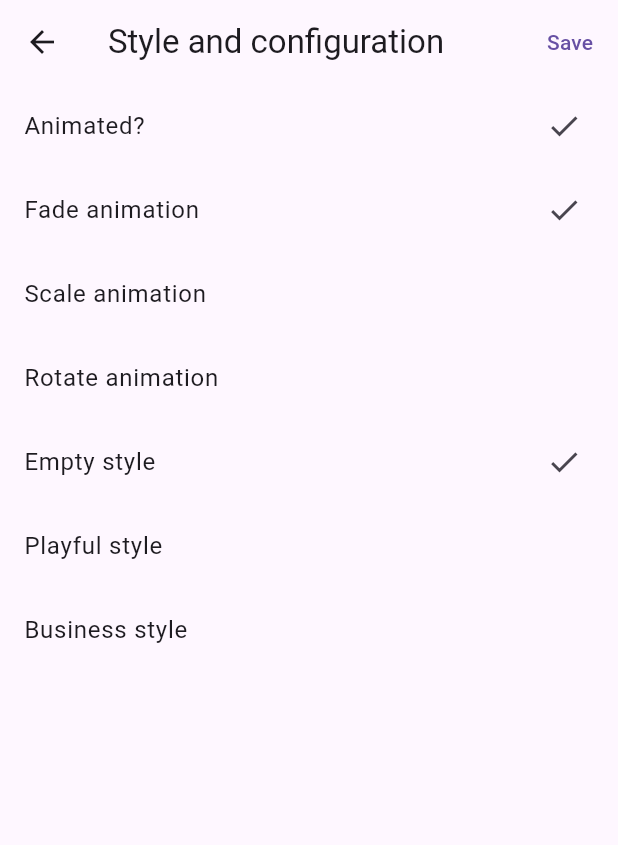
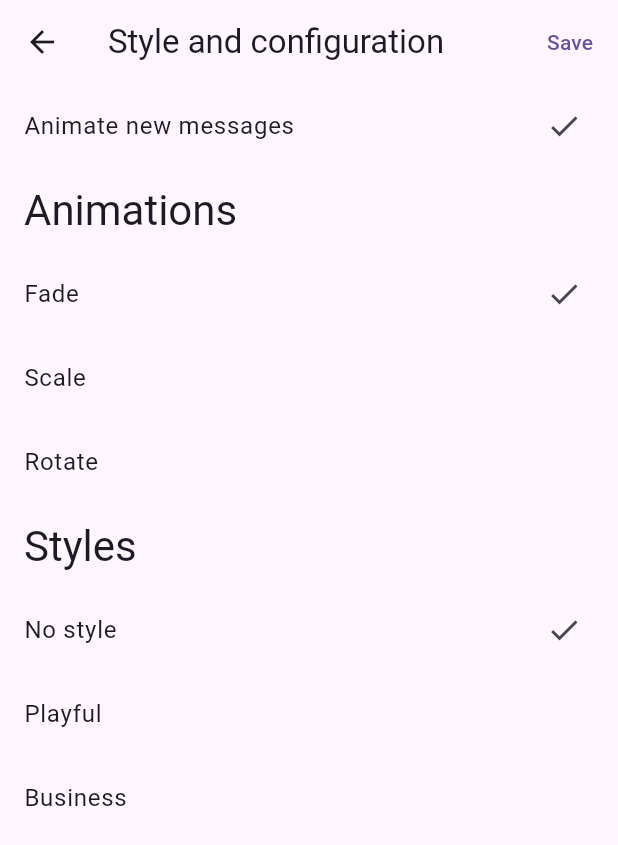
Before and after one commit to michielvaneerd/flutter_chatty, a Flutter app: the screen it shows after launch, after a tap on the "settings" icon, on a phone screen of 412 x 824 dp. Shown: the top 845 px of the screen. Run offline on Flutter 3.47's test engine with Material 3 defaults, Android fonts, the phone set to English and light mode, and no system bars; our stand-ins replace equatable.

Commit message:
Layout change styles screen

```diff
--- a/example/lib/main.dart
+++ b/example/lib/main.dart
@@ -4,15 +4,18 @@ import 'package:flutter/material.dart';
 import 'package:flutter_chatty/flutter_chatty.dart';
 import 'package:intl/intl.dart';
 
+/// Some predefined styles
 enum ChattyWidgetStyles { empty, playfully, business }
 
-enum ChattyWidetAnimations { fade, scale, rotate }
+/// Some predefined animations
+enum ChattyWidgetAnimations { fade, scale, rotate }
 
+/// Object that is returned from the MyStyleScreen
 class ConfigScreenObject {
   ChattyWidgetStyles styles;
   bool animated;
   bool withDateSeparator;
-  ChattyWidetAnimations animation;
+  ChattyWidgetAnimations animation;
   ConfigScreenObject({
     required this.animated,
     required this.styles,
@@ -32,145 +35,8 @@ class MyApp extends StatefulWidget {
   State<MyApp> createState() => _MyAppState();
 }
 
-class MyStyleScreen extends StatefulWidget {
-  const MyStyleScreen({
-    super.key,
-    required this.styles,
-    required this.animated,
-    required this.withDateSeparator,
-    required this.animation,
-  });
-  final ChattyWidgetStyles styles;
-  final bool animated;
-  final bool withDateSeparator;
-  final ChattyWidetAnimations animation;
-
-  @override
-  State<MyStyleScreen> createState() => _MyStyleScreenState();
-}
-
-class _MyStyleScreenState extends State<MyStyleScreen> {
-  late ChattyWidgetStyles styles;
-  late bool animated;
-  late bool withDateSeparator;
-  late ChattyWidetAnimations animation;
-
-  @override
-  void initState() {
-    styles = widget.styles;
-    animated = widget.animated;
-    withDateSeparator = widget.withDateSeparator;
-    animation = widget.animation;
-    super.initState();
-  }
-
-  @override
-  Widget build(BuildContext context) {
-    return Scaffold(
-      appBar: AppBar(
-        title: Text('Style and configuration'),
-        actions: [
-          TextButton(
-            onPressed: () {
-              Navigator.of(context).pop<ConfigScreenObject>(
-                ConfigScreenObject(
-                  animated: animated,
-                  styles: styles,
-                  withDateSeparator: withDateSeparator,
-                  animation: animation,
-                ),
-              );
-            },
-            child: Text('Save'),
-          ),
-        ],
-      ),
-      body: ListView(
-        children: [
-          ListTile(
-            title: Text('Animated?'),
-            trailing: animated ? Icon(Icons.check) : null,
-            onTap: () {
-              setState(() {
-                animated = !animated;
-              });
-            },
-          ),
-          if (animated) ...[
-            ListTile(
-              title: Text('Fade animation'),
-              trailing: animation == ChattyWidetAnimations.fade
-                  ? Icon(Icons.check)
-                  : null,
-              onTap: () {
-                setState(() {
-                  animation = ChattyWidetAnimations.fade;
-                });
-              },
-            ),
-            ListTile(
-              title: Text('Scale animation'),
-              trailing: animation == ChattyWidetAnimations.scale
-                  ? Icon(Icons.check)
-                  : null,
-              onTap: () {
-                setState(() {
-                  animation = ChattyWidetAnimations.scale;
-                });
-              },
-            ),
-            ListTile(
-              title: Text('Rotate animation'),
-              trailing: animation == ChattyWidetAnimations.rotate
-                  ? Icon(Icons.check)
-                  : null,
-              onTap: () {
-                setState(() {
-                  animation = ChattyWidetAnimations.rotate;
-                });
-              },
-            ),
-          ],
-          ListTile(
-            title: Text('Empty style'),
-            trailing: styles == ChattyWidgetStyles.empty
-                ? Icon(Icons.check)
-                : null,
-            onTap: () {
-              setState(() {
-                styles = ChattyWidgetStyles.empty;
-              });
-            },
-          ),
-          ListTile(
-            title: Text('Playful style'),
-            trailing: styles == ChattyWidgetStyles.playfully
-                ? Icon(Icons.check)
-                : null,
-            onTap: () {
-              setState(() {
-                styles = ChattyWidgetStyles.playfully;
-              });
-            },
-          ),
-          ListTile(
-            title: Text('Business style'),
-            trailing: styles == ChattyWidgetStyles.business
-                ? Icon(Icons.check)
-                : null,
-            onTap: () {
-              setState(() {
-                styles = ChattyWidgetStyles.business;
-              });
-            },
-          ),
-        ],
-      ),
-    );
-  }
-}
-
 class _MyAppState extends State<MyApp> {
+  /// Item that will receive an extra widget in the onItemExtraWidget callback of the ChattyWidget
   final itemWithExtraWidget = ChattyItem.fromAssistant(
     'I can show a demo of the Flutter Chatty library.\n\nThis message has a custom extra Widget in it.',
     createdAt: DateTime.now().subtract(Duration(minutes: 3)),
@@ -179,20 +45,22 @@ class _MyAppState extends State<MyApp> {
   /// The initialItems can be used for a first assistant message or the previous conversation
   late final List<ChattyItem> initialItems;
 
+  /// Return a transition based in the current ChattyWidgetAnimations value
   Widget getAnimationByAnimation(Widget child, Animation<double> animation) {
     switch (_animation) {
-      case ChattyWidetAnimations.fade:
+      case ChattyWidgetAnimations.fade:
         return FadeTransition(opacity: animation, child: child);
-      case ChattyWidetAnimations.scale:
+      case ChattyWidgetAnimations.scale:
         return ScaleTransition(
           scale: CurvedAnimation(parent: animation, curve: Curves.easeIn),
           child: child,
         );
-      case ChattyWidetAnimations.rotate:
+      case ChattyWidgetAnimations.rotate:
         return RotationTransition(turns: animation, child: child);
     }
   }
 
+  /// Return a ChattyWidgetStyle based on the current ChattyWidgetStyles value
   ChattyWidgetStyle getStyleByStyles() {
     switch (_style) {
       case ChattyWidgetStyles.empty:
@@ -246,15 +114,15 @@ class _MyAppState extends State<MyApp> {
     }
   }
 
-  var _style = ChattyWidgetStyles.empty;
-
   final controller = ChattyWidgetController();
 
   // State for the widget
-  var withDateSeparator = ChattyWidgetController.defaultWithDateSeparator;
-  var animated = ChattyWidgetController.defaultAnimated;
-  var _animation = ChattyWidetAnimations.fade;
+  var _withDateSeparator = ChattyWidgetController.defaultWithDateSeparator;
+  var _animated = ChattyWidgetController.defaultAnimated;
+  var _animation = ChattyWidgetAnimations.fade;
+  var _style = ChattyWidgetStyles.empty;
 
+  // Some variables needed for this demo
   var messageCounter = 0;
   final now = DateTime.now();
 
@@ -272,9 +140,15 @@ class _MyAppState extends State<MyApp> {
     messageCounter += 1;
 
     if (questionName != null) {
-      print(
-        'Received answer for question $questionName: answer = $prompt and value = $answerValue',
-      );
+      if (mounted) {
+        ScaffoldMessenger.of(context).showSnackBar(
+          SnackBar(
+            content: Text(
+              'Received answer for question $questionName: answer = $prompt and value = $answerValue',
+            ),
+          ),
+        );
+      }
     }
 
     switch (messageCounter) {
@@ -376,19 +250,19 @@ class _MyAppState extends State<MyApp> {
     // Imitate an asynchronous update of the controller.
     controller.clear(
       initialItems: initialItems,
-      withDateSeparator: withDateSeparator,
-      animated: animated,
+      withDateSeparator: _withDateSeparator,
+      animated: _animated,
       withNotify: false,
     );
   }
 
-  // This widget is the root of your application.
   @override
   Widget build(BuildContext context) {
     return Scaffold(
       appBar: AppBar(
         title: Text('Example'),
         actions: [
+          // Clear all items
           IconButton(
             onPressed: () async {
               showDialog<bool?>(
@@ -422,6 +296,7 @@ class _MyAppState extends State<MyApp> {
             },
             icon: Icon(Icons.delete),
           ),
+          // Make configuration or style changes
           IconButton(
             onPressed: () async {
               final newConfigScreenObject = await Navigator.of(context)
@@ -429,28 +304,28 @@ class _MyAppState extends State<MyApp> {
                     MaterialPageRoute(
                       builder: (context) => MyStyleScreen(
                         styles: _style,
-                        animated: animated,
-                        withDateSeparator: withDateSeparator,
+                        animated: _animated,
+                        withDateSeparator: _withDateSeparator,
                         animation: _animation,
                       ),
                     ),
                   );
               if (newConfigScreenObject != null) {
                 final hasConfigChange =
-                    withDateSeparator !=
+                    _withDateSeparator !=
                         newConfigScreenObject.withDateSeparator ||
-                    animated != newConfigScreenObject.animated;
+                    _animated != newConfigScreenObject.animated;
                 setState(() {
                   _style = newConfigScreenObject.styles;
-                  animated = newConfigScreenObject.animated;
-                  withDateSeparator = newConfigScreenObject.withDateSeparator;
+                  _animated = newConfigScreenObject.animated;
+                  _withDateSeparator = newConfigScreenObject.withDateSeparator;
                   _animation = newConfigScreenObject.animation;
                 });
                 // Note that when the config changes, you MUST call controller.clear, otherwise the item count is not correct anymore
                 if (hasConfigChange) {
                   controller.clear(
-                    withDateSeparator: withDateSeparator,
-                    animated: animated,
+                    withDateSeparator: _withDateSeparator,
+                    animated: _animated,
                     initialItems: initialItems,
                   );
                 }
@@ -516,3 +391,122 @@ class _MyAppState extends State<MyApp> {
     );
   }
 }
+
+/// Screen with some configurations for the ChattyWidget.
+class MyStyleScreen extends StatefulWidget {
+  const MyStyleScreen({
+    super.key,
+    required this.styles,
+    required this.animated,
+    required this.withDateSeparator,
+    required this.animation,
+  });
+  final ChattyWidgetStyles styles;
+  final bool animated;
+  final bool withDateSeparator;
+  final ChattyWidgetAnimations animation;
+
+  @override
+  State<MyStyleScreen> createState() => _MyStyleScreenState();
+}
+
+class _MyStyleScreenState extends State<MyStyleScreen> {
+  late ChattyWidgetStyles styles;
+  late bool animated;
+  late bool withDateSeparator;
+  late ChattyWidgetAnimations animation;
+
+  @override
+  void initState() {
+    styles = widget.styles;
+    animated = widget.animated;
+    withDateSeparator = widget.withDateSeparator;
+    animation = widget.animation;
+    super.initState();
+  }
+
+  static const animationMapper = {
+    ChattyWidgetAnimations.fade: 'Fade',
+    ChattyWidgetAnimations.scale: 'Scale',
+    ChattyWidgetAnimations.rotate: 'Rotate',
+  };
+
+  static const stylesMapper = {
+    ChattyWidgetStyles.empty: 'No style',
+    ChattyWidgetStyles.playfully: 'Playful',
+    ChattyWidgetStyles.business: 'Business',
+  };
+
+  @override
+  Widget build(BuildContext context) {
+    return Scaffold(
+      appBar: AppBar(
+        title: Text('Style and configuration'),
+        actions: [
+          TextButton(
+            onPressed: () {
+              Navigator.of(context).pop<ConfigScreenObject>(
+                ConfigScreenObject(
+                  animated: animated,
+                  styles: styles,
+                  withDateSeparator: withDateSeparator,
+                  animation: animation,
+                ),
+              );
+            },
+            child: Text('Save'),
+          ),
+        ],
+      ),
+      body: ListView(
+        children: [
+          ListTile(
+            title: Text('Animate new messages'),
+            trailing: animated ? Icon(Icons.check) : null,
+            onTap: () {
+              setState(() {
+                animated = !animated;
+              });
+            },
+          ),
+          if (animated)
+            ListTile(
+              title: Text(
+                'Animations',
+                style: Theme.of(context).textTheme.headlineMedium,
+              ),
+            ),
+          if (animated)
+            ...animationMapper.entries.map(
+              (e) => ListTile(
+                title: Text(e.value),
+                trailing: animation == e.key ? Icon(Icons.check) : null,
+                onTap: () {
+                  setState(() {
+                    animation = e.key;
+                  });
+                },
+              ),
+            ),
+          ListTile(
+            title: Text(
+              'Styles',
+              style: Theme.of(context).textTheme.headlineMedium,
+            ),
+          ),
+          ...stylesMapper.entries.map(
+            (e) => ListTile(
+              title: Text(e.value),
+              trailing: styles == e.key ? Icon(Icons.check) : null,
+              onTap: () {
+                setState(() {
+                  styles = e.key;
+                });
+              },
+            ),
+          ),
+        ],
+      ),
+    );
+  }
+}
```
